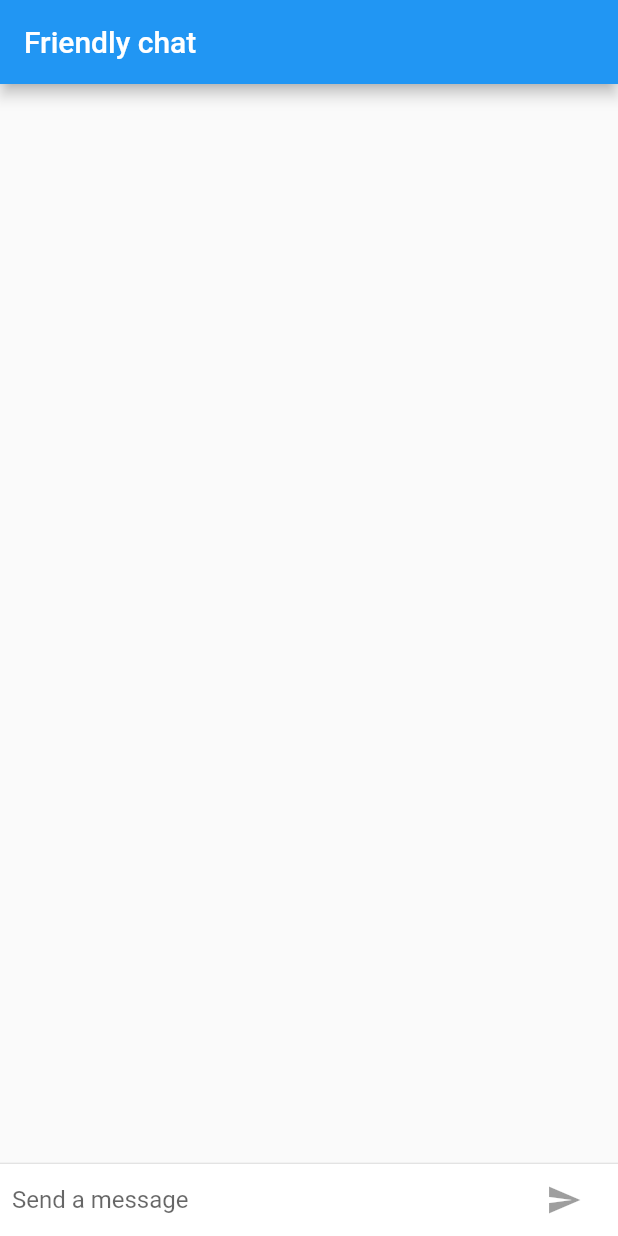
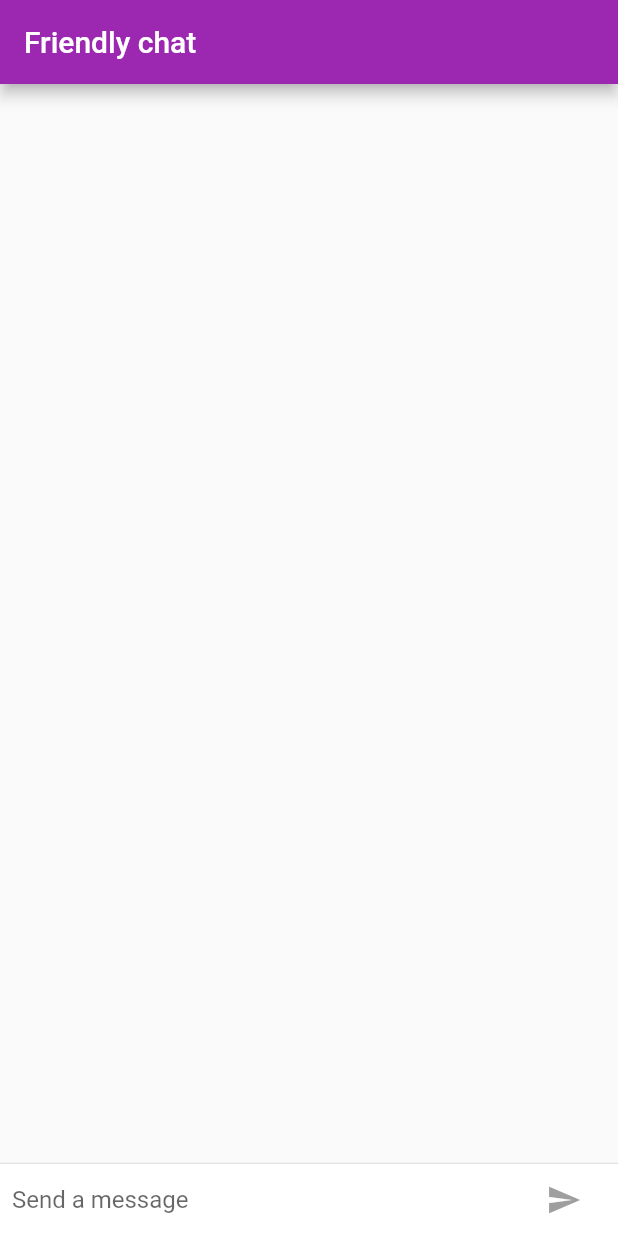
Before and after one commit to kattrinmr/friendly-chat, a Flutter app: the screen it shows after launch, on a phone screen of 412 x 824 dp. Run offline on Flutter 3.47's test engine with Material 2 defaults, Android fonts, the phone set to English and light mode, and no system bars.

Commit message:
* custom themes for ios and android

```diff
--- a/lib/main.dart
+++ b/lib/main.dart
@@ -1,10 +1,23 @@
 import 'package:flutter/material.dart';
+import 'package:flutter/foundation.dart';
+import 'package:flutter/cupertino.dart';
 
 void main() {
   runApp(
     const FriendlyChatApp(),
   );
 }
+
+final ThemeData kIOSTheme = ThemeData(
+  primarySwatch: Colors.orange,
+  primaryColor: Colors.grey[100],
+  primaryColorBrightness: Brightness.light,
+);
+
+final ThemeData kDefaultTheme = ThemeData(
+  colorScheme: ColorScheme.fromSwatch(primarySwatch: Colors.purple)
+      .copyWith(secondary: Colors.orangeAccent[400]),
+);
 
 String _name = 'Katerina';
 
@@ -17,7 +30,10 @@ class FriendlyChatApp extends StatelessWidget {
   Widget build(BuildContext context) {
     return MaterialApp(
       title: 'Friendly Chat',
-      home: ChatScreen(),
+      theme: defaultTargetPlatform == TargetPlatform.iOS
+          ? kIOSTheme
+          : kDefaultTheme,
+      home: const ChatScreen(),
     );
   }
 }
@@ -84,8 +100,10 @@ class _ChatScreenState extends State<ChatScreen> with TickerProviderStateMixin {
     return Scaffold(
       appBar: AppBar(
         title: Text('Friendly chat'),
+        elevation: Theme.of(context).platform == TargetPlatform.iOS ? 0.0 : 4.0,
       ),
-        body: Column(
+      body: Container(
+        child: Column(
           children: [
             Flexible(
               child: ListView.builder(
@@ -101,7 +119,16 @@ class _ChatScreenState extends State<ChatScreen> with TickerProviderStateMixin {
               child: _buildTextComposer(),
             ),
           ],
-        ));
+        ),
+        decoration: Theme.of(context).platform == TargetPlatform.iOS
+            ? BoxDecoration(
+                border: Border(
+                  top: BorderSide(color: Colors.grey[200]!),
+                ),
+              )
+            : null,
+      ),
+    );
   }
 
   Widget _buildTextComposer() {
@@ -127,7 +154,14 @@ class _ChatScreenState extends State<ChatScreen> with TickerProviderStateMixin {
             ),
             Container(
               margin: const EdgeInsets.symmetric(horizontal: 4.0),
-              child: IconButton(
+              child: Theme.of(context).platform == TargetPlatform.iOS
+                  ? CupertinoButton(
+                      child: const Text('Send'),
+                      onPressed: _isComposing
+                          ? () => _handleSubmitted(_textController.text)
+                          : null,
+                    )
+                  : IconButton(
                       icon: const Icon(Icons.send),
                       onPressed: _isComposing
                           ? () => _handleSubmitted(_textController.text)
```
Lines whose indentation alone changed are shown as unchanged.
